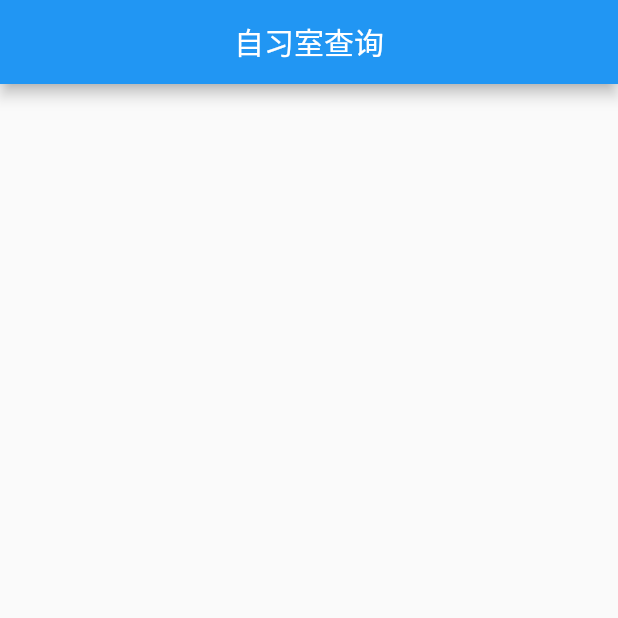
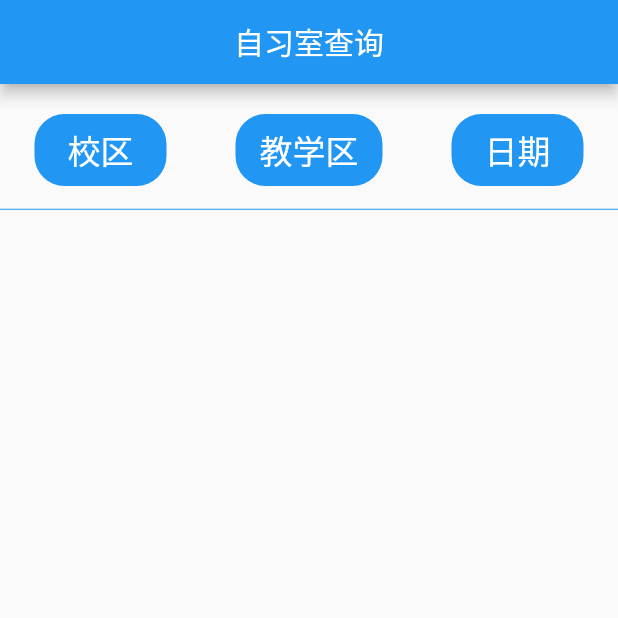
Before and after one commit to MinghaoKong/classroom, a Flutter app: the Classroom screen opened directly, on a phone screen of 412 x 824 dp, the top half of it. Run offline on Flutter 3.47's test engine with Material 2 defaults, Android fonts, the phone set to English and light mode, and no system bars.

Commit message:
查询界面

```diff
--- a/lib/classroom.dart
+++ b/lib/classroom.dart
@@ -1,7 +1,11 @@
+import 'package:flutter/cupertino.dart';
 import 'package:flutter/material.dart';
 
 void main (){
   runApp(new MaterialApp(
+    routes: {
+      "/classroom":(BuildContext context) =>Classroom()
+    },
     title: "自习室",
     home: Classroom(),
   ));
@@ -10,6 +14,9 @@ void main (){
 class Classroom extends StatelessWidget {
   @override
   Widget build(BuildContext buildContext) {
+    DateTime time = DateTime.now(); //选择时间
+    String campus = "ruanjian"; //选择校区
+    String area = "first"; //教学区域
     return Scaffold(
         appBar: AppBar(
           centerTitle: true,
@@ -19,13 +26,13 @@ class Classroom extends StatelessWidget {
         Container(
           child: Column(
             children: <Widget>[
-              Row(
-                mainAxisAlignment: MainAxisAlignment.spaceAround,
-                children: <Widget>[
-                  MaterialButton(onPressed: () {//获取校区数据
-
-                  })
-                ],
+              Container(
+                margin: EdgeInsets.fromLTRB(0, 20, 0, 15),
+                child: _topItem(campus,area,time,buildContext), //选择,校区，教学区，时间
+              ),
+              Divider(
+                height: 1,
+                color: Colors.blue,
               )
             ],
           ),
@@ -33,3 +40,92 @@ class Classroom extends StatelessWidget {
     );
   }
 }
+
+Row _topItem(String campus,String area,DateTime time,BuildContext buildContext) { //选择校区，教学区，时间
+  return  Row(
+    mainAxisAlignment: MainAxisAlignment.spaceAround,
+    children: <Widget>[
+      Container(
+        decoration: BoxDecoration(
+            color: Colors.blue,
+            borderRadius: BorderRadius.all(Radius.circular(20))
+        ),
+        child: MaterialButton( //选择校区
+            textTheme: ButtonTextTheme.normal,
+            child: Text(
+              "校区",
+              style: TextStyle(
+                  fontSize: 22,
+                  color: Colors.white
+              ),
+            ),
+            onPressed: () {
+              Overlay.of(buildContext).insert(_floatList(buildContext, null, campus));
+
+            }),
+      ),
+      Container(
+        decoration: BoxDecoration(
+            color: Colors.blue,
+            borderRadius: BorderRadius.all(Radius.circular(20))
+        ),
+        child: MaterialButton( //选择教学区
+            child: Text(
+              "教学区",
+              style: TextStyle(
+                  fontSize: 22,color: Colors.white
+              ),
+            ),
+            onPressed: () {
+              _floatList(buildContext, null, area);
+            }),
+      ),
+      Container(
+        decoration: BoxDecoration(
+            color: Colors.blue,
+            borderRadius: BorderRadius.all(Radius.circular(20))
+        ),
+        child: MaterialButton(
+            child: Text(
+              "日期",
+              style: TextStyle(
+                  fontSize: 22,color: Colors.white
+              ),
+            ),
+            onPressed: () {
+              _getTime(buildContext,time);
+            }),
+      )
+    ],
+  );
+}
+
+void _getTime(BuildContext buildContext,DateTime time) async{
+  DateTime dateTime = await showDatePicker(context: buildContext, initialDate: DateTime.now(), firstDate: new DateTime(2019,9), lastDate: DateTime(2021,2,1));
+  if (dateTime != null) {
+    time = dateTime;
+  }
+}
+
+OverlayEntry _floatList(BuildContext context,List<String> list,String input){//接受上下文，列表数据，以及获取的数据为参数
+  return OverlayEntry(builder: (context) {
+    return Positioned(
+      width: 200,
+        child: CompositedTransformFollower(
+          offset: Offset(0.0,50),
+          link: LayerLink(),
+          child: Material(
+            child: Container(
+              child: Column(
+                children: <Widget>[
+                  ListTile(
+                    title: Text("校区"),
+                  )
+                ],
+              ),
+            )
+          ),
+        )
+    );
+  });
+}
--- a/pubspec.yaml
+++ b/pubspec.yaml
@@ -41,6 +41,8 @@ flutter:
   uses-material-design: true
   assets:
     - images/sdu.jpg
+    - images/background.jpg
+    - images/bg000.jpg
   # To add assets to your application, add an assets section, like this:
   # assets:
   #  - images/a_dot_burr.jpeg
```
Also changed, not shown: lib/main.dart (+75 -47 lines), images/background.jpg (added), pubspec.lock, 1 other file.
